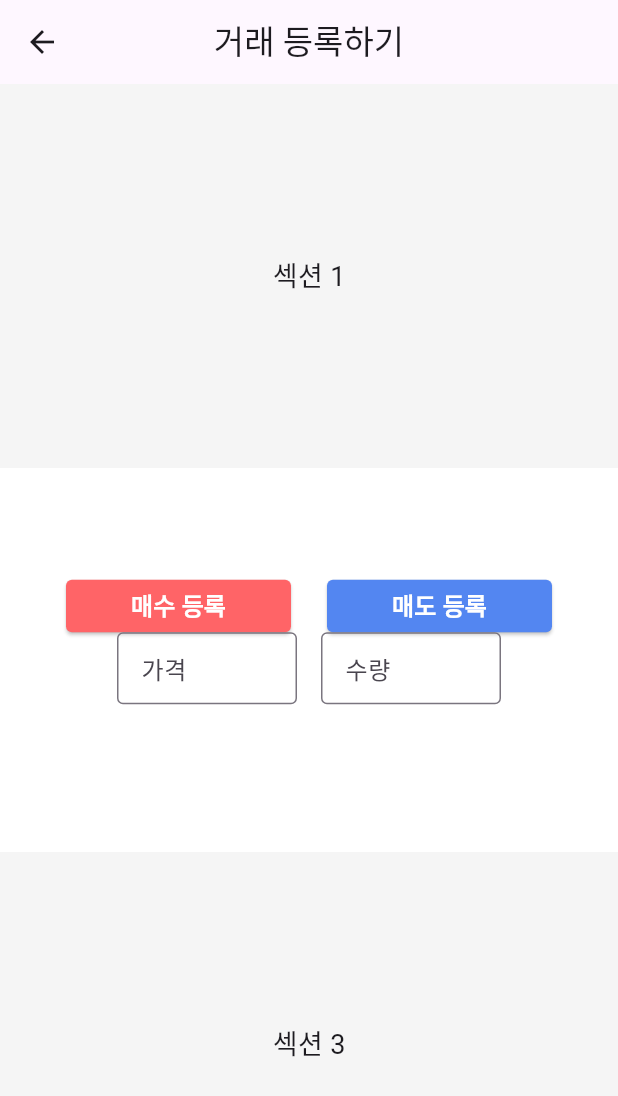
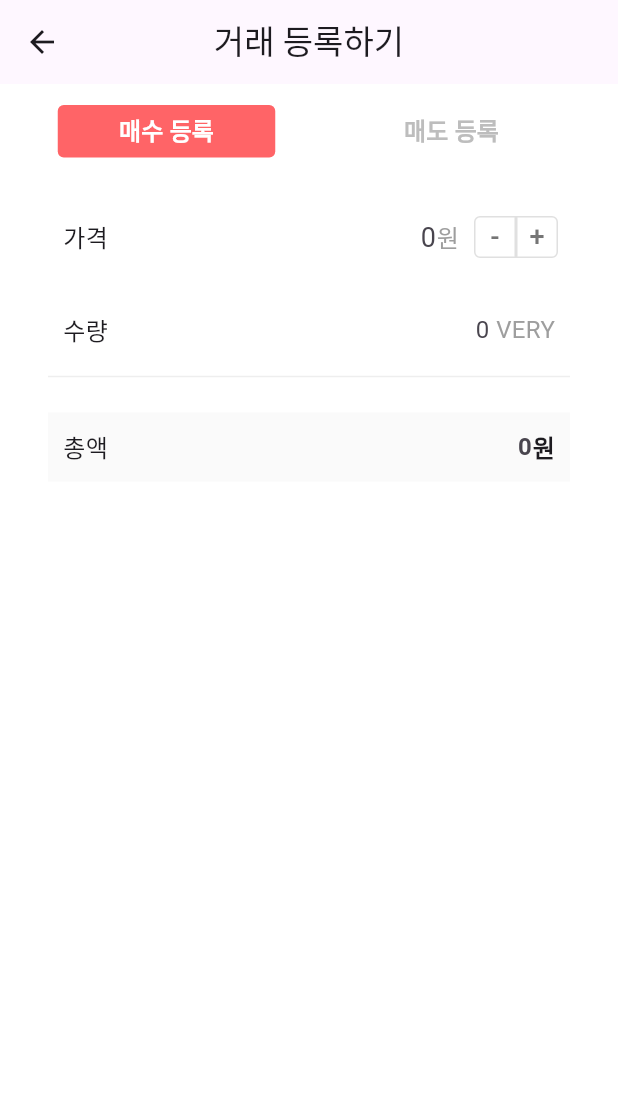
Before and after one commit to verychain/flutter, a Flutter app: the CreateOfferPage screen opened directly, on a phone screen of 412 x 824 dp. Shown: the top 1096 px of the screen. Run offline on Flutter 3.47's test engine with Material 3 defaults, Android fonts, the phone set to English and light mode, and no system bars; our stand-ins replace flutter_dotenv, flutter_svg, lottie, shared_preferences; missing offline and left inert: wepin_flutter_login_lib, wepin_flutter_widget_sdk; accounts and stored records are empty; Roboto replaces fonts that are missing (Pretendard); project files that could hold a hidden picture were left out.

Commit message:
feat: offer amount box for selling

```diff
--- a/lib/view/pages/create_offer_page.dart
+++ b/lib/view/pages/create_offer_page.dart
@@ -1,8 +1,66 @@
 import 'package:demo_flutter/data/constants.dart';
+import 'package:demo_flutter/view/widgets/offer_amount_box.dart';
 import 'package:flutter/material.dart';
 
-class CreateOfferPage extends StatelessWidget {
+class CreateOfferPage extends StatefulWidget {
   const CreateOfferPage({super.key});
+
+  @override
+  State<CreateOfferPage> createState() => _CreateOfferPageState();
+}
+
+class _CreateOfferPageState extends State<CreateOfferPage> {
+  final priceController = TextEditingController();
+  final quantityController = TextEditingController();
+  final totalController = TextEditingController();
+
+  bool isEditingTotal = false;
+  bool isBuySelected = true; // ← 추가
+
+  @override
+  void initState() {
+    super.initState();
+
+    priceController.addListener(_onPriceOrQuantityChanged);
+    quantityController.addListener(_onPriceOrQuantityChanged);
+    totalController.addListener(_onTotalChanged);
+  }
+
+  void _onPriceOrQuantityChanged() {
+    if (isEditingTotal) return;
+    final price = double.tryParse(priceController.text) ?? 0;
+    final quantity = double.tryParse(quantityController.text) ?? 0;
+    final total = price * quantity;
+    totalController.text = total == 0
+        ? ''
+        : total.round().toString(); // 총액은 반올림해서 정수로 표기
+  }
+
+  void _onTotalChanged() {
+    isEditingTotal = true;
+    final total = int.tryParse(totalController.text) ?? 0; // 총액은 정수로 처리
+    final price = double.tryParse(priceController.text) ?? 0;
+    final quantity = double.tryParse(quantityController.text) ?? 0;
+
+    if (price > 0) {
+      final newQuantity = total / price;
+      quantityController.text = newQuantity == 0
+          ? ''
+          : newQuantity.toStringAsFixed(1);
+    } else if (quantity > 0) {
+      final newPrice = total / quantity;
+      priceController.text = newPrice == 0 ? '' : newPrice.toStringAsFixed(1);
+    }
+    isEditingTotal = false;
+  }
+
+  @override
+  void dispose() {
+    priceController.dispose();
+    quantityController.dispose();
+    totalController.dispose();
+    super.dispose();
+  }
 
   @override
   Widget build(BuildContext context) {
@@ -12,115 +70,120 @@ class CreateOfferPage extends StatelessWidget {
         children: [
           Expanded(
             child: Container(
-              color: Colors.grey.shade100,
-              child: Center(
-                child: Text('섹션 1', style: TextStyle(fontSize: 18.0)),
+              color: Colors.white,
+              child: Padding(
+                padding: const EdgeInsets.symmetric(
+                  horizontal: 16.0,
+                  vertical: 8.0,
                 ),
-            ),
-          ),
-          Expanded(
-            child: Container(
-              color: Colors.white,
-              child: Center(
                 child: Column(
                   mainAxisSize: MainAxisSize.min,
                   children: [
                     Row(
-                      mainAxisAlignment: MainAxisAlignment.center,
-
+                      mainAxisAlignment: MainAxisAlignment.spaceAround,
+                      crossAxisAlignment: CrossAxisAlignment.start,
                       children: [
-                        SizedBox(
-                          width: 150,
+                        Padding(
+                          padding: const EdgeInsets.symmetric(vertical: 6.0),
+                          child: SizedBox(
+                            width: 145,
                             height: 35,
                             child: ElevatedButton(
                               style: ElevatedButton.styleFrom(
                                 shape: RoundedRectangleBorder(
                                   borderRadius: BorderRadius.circular(4.0),
                                 ),
-                              backgroundColor: AppColors.buyColor,
+                                backgroundColor: isBuySelected
+                                    ? AppColors.buyColor
+                                    : Colors.white,
+                                elevation: 0,
+
                                 padding: EdgeInsets.symmetric(
                                   horizontal: 24,
-                                vertical: 4, // padding: 4px 24px
+                                  vertical: 4,
                                 ),
                               ),
-                            onPressed: () {},
+                              onPressed: () {
+                                setState(() {
+                                  isBuySelected = true;
+                                });
+                              },
                               child: Text(
                                 '매수 등록',
                                 style: TextStyle(
                                   fontSize: 16.0,
                                   fontWeight: FontWeight.bold,
-                                color: Colors.white,
+                                  color: isBuySelected
+                                      ? Colors.white
+                                      : Colors.grey.shade400,
                                 ),
                               ),
                             ),
                           ),
-                        SizedBox(width: 24),
-                        SizedBox(
-                          width: 150,
+                        ),
+                        Padding(
+                          padding: const EdgeInsets.symmetric(vertical: 6.0),
+                          child: SizedBox(
+                            width: 145,
                             height: 35,
                             child: ElevatedButton(
                               style: ElevatedButton.styleFrom(
                                 shape: RoundedRectangleBorder(
                                   borderRadius: BorderRadius.circular(4.0),
                                 ),
-                              backgroundColor: AppColors.sellColor,
+                                backgroundColor: !isBuySelected
+                                    ? AppColors.sellColor
+                                    : Colors.white,
+                                elevation: 0,
+
                                 padding: EdgeInsets.symmetric(
                                   horizontal: 24,
-                                vertical: 4, // padding: 4px 24px
+                                  vertical: 4,
                                 ),
                               ),
-                            onPressed: () {},
+                              onPressed: () {
+                                setState(() {
+                                  isBuySelected = false;
+                                });
+                              },
                               child: Text(
                                 '매도 등록',
                                 style: TextStyle(
                                   fontSize: 16.0,
                                   fontWeight: FontWeight.bold,
-                                color: Colors.white,
+                                  color: !isBuySelected
+                                      ? Colors.white
+                                      : Colors.grey.shade400,
+                                ),
                               ),
                             ),
                           ),
                         ),
                       ],
                     ),
-                    Row(
-                      mainAxisAlignment: MainAxisAlignment.center,
-                      children: [
-                        SizedBox(
-                          width: 120,
-                          child: TextField(
-                            decoration: InputDecoration(
-                              labelText: '가격',
-                              border: OutlineInputBorder(),
-                              isDense: true,
-                            ),
-                            keyboardType: TextInputType.number,
-                          ),
-                        ),
-                        SizedBox(width: 16),
-                        SizedBox(
-                          width: 120,
-                          child: TextField(
-                            decoration: InputDecoration(
-                              labelText: '수량',
-                              border: OutlineInputBorder(),
-                              isDense: true,
-                            ),
-                            keyboardType: TextInputType.number,
-                          ),
+                    SizedBox(height: 24),
+                    OfferAmountBox(
+                      priceController: priceController,
+                      quantityController: quantityController,
+                      totalController: totalController,
+                      onPriceMinus: () {
+                        final price =
+                            double.tryParse(priceController.text) ?? 0.0;
+                        final newPrice = (price - 0.1).clamp(
+                          0,
+                          double.infinity,
+                        );
+                        priceController.text = newPrice.toStringAsFixed(1);
+                      },
+                      onPricePlus: () {
+                        final price =
+                            double.tryParse(priceController.text) ?? 0.0;
+                        final newPrice = price + 0.1;
+                        priceController.text = newPrice.toStringAsFixed(1);
+                      },
                     ),
                   ],
                 ),
-                    SizedBox(height: 24),
-                  ],
-                ),
-              ),
-            ),
-          ),
-          Expanded(
-            child: Container(
-              color: Colors.grey.shade100,
-              child: Center(
-                child: Text('섹션 3', style: TextStyle(fontSize: 18.0)),
               ),
             ),
           ),
--- /dev/null
+++ b/lib/view/widgets/offer_amount_box.dart
@@ -0,0 +1,225 @@
+import 'package:flutter/material.dart';
+import 'package:flutter/services.dart';
+
+class OfferAmountBox extends StatelessWidget {
+  final TextEditingController priceController;
+  final TextEditingController quantityController;
+  final TextEditingController totalController;
+  final VoidCallback onPriceMinus;
+  final VoidCallback onPricePlus;
+
+  const OfferAmountBox({
+    super.key,
+    required this.priceController,
+    required this.quantityController,
+    required this.totalController,
+    required this.onPriceMinus,
+    required this.onPricePlus,
+  });
+
+  @override
+  Widget build(BuildContext context) {
+    return Padding(
+      padding: const EdgeInsets.only(left: 16.0, right: 16.0, bottom: 56.0),
+      child: Column(
+        children: [
+          Row(
+            mainAxisAlignment: MainAxisAlignment.spaceBetween,
+            children: [
+              Padding(
+                padding: EdgeInsets.only(left: 10),
+                child: Text('가격', style: TextStyle(fontSize: 16)),
+              ),
+              Container(
+                height: 46,
+                padding: EdgeInsets.symmetric(horizontal: 8),
+                child: Row(
+                  children: [
+                    SizedBox(
+                      width: 80,
+                      child: TextField(
+                        controller: priceController,
+                        keyboardType: TextInputType.number,
+                        inputFormatters: [
+                          FilteringTextInputFormatter.digitsOnly,
+                        ],
+                        style: TextStyle(fontSize: 18),
+                        textAlign: TextAlign.right,
+                        decoration: InputDecoration(
+                          isDense: true,
+                          contentPadding: EdgeInsets.zero,
+                          border: InputBorder.none,
+                          hintText: '0',
+                        ),
+                      ),
+                    ),
+                    Text(
+                      '원',
+                      style: TextStyle(
+                        fontSize: 16,
+                        color: Colors.grey.shade500,
+                      ),
+                    ),
+                    SizedBox(width: 10),
+                    SizedBox(
+                      width: 28,
+                      height: 28,
+                      child: OutlinedButton(
+                        style: OutlinedButton.styleFrom(
+                          backgroundColor: Colors.white,
+                          side: BorderSide(
+                            color: Colors.grey.shade300,
+                            width: 1,
+                            style: BorderStyle.solid,
+                          ),
+                          padding: EdgeInsets.zero,
+                          shape: RoundedRectangleBorder(
+                            borderRadius: BorderRadius.only(
+                              bottomLeft: Radius.circular(4),
+                              topLeft: Radius.circular(4),
+                            ),
+                          ),
+                        ),
+                        onPressed: onPriceMinus,
+                        child: Text(
+                          '-',
+                          style: TextStyle(
+                            fontSize: 18,
+                            color: Colors.grey.shade600,
+                          ),
+                        ),
+                      ),
+                    ),
+                    SizedBox(
+                      width: 28,
+                      height: 28,
+                      child: OutlinedButton(
+                        style: OutlinedButton.styleFrom(
+                          backgroundColor: Colors.white,
+                          side: BorderSide(color: Colors.grey.shade300),
+                          padding: EdgeInsets.zero,
+                          shape: RoundedRectangleBorder(
+                            borderRadius: BorderRadius.only(
+                              bottomRight: Radius.circular(4),
+                              topRight: Radius.circular(4),
+                            ),
+                          ),
+                        ),
+                        onPressed: onPricePlus,
+                        child: Text(
+                          '+',
+                          style: TextStyle(
+                            fontSize: 18,
+                            color: Colors.grey.shade600,
+                          ),
+                        ),
+                      ),
+                    ),
+                  ],
+                ),
+              ),
+            ],
+          ),
+          SizedBox(height: 16),
+          Row(
+            mainAxisAlignment: MainAxisAlignment.spaceBetween,
+            children: [
+              Padding(
+                padding: EdgeInsets.only(left: 10),
+                child: Text("수량", style: TextStyle(fontSize: 16)),
+              ),
+              Padding(
+                padding: EdgeInsets.only(right: 10),
+                child: SizedBox(
+                  height: 46,
+                  child: Row(
+                    children: [
+                      SizedBox(
+                        width: 80,
+                        child: TextField(
+                          controller: quantityController,
+                          keyboardType: TextInputType.number,
+                          inputFormatters: [
+                            FilteringTextInputFormatter.digitsOnly,
+                          ],
+                          style: TextStyle(fontSize: 16),
+                          textAlign: TextAlign.right,
+                          decoration: InputDecoration(
+                            isDense: true,
+                            contentPadding: EdgeInsets.zero,
+                            border: InputBorder.none,
+                            hintText: '0',
+                          ),
+                        ),
+                      ),
+                      SizedBox(width: 4),
+                      Text(
+                        'VERY',
+                        style: TextStyle(
+                          fontSize: 16,
+                          color: Colors.grey.shade500,
+                        ),
+                      ),
+                    ],
+                  ),
+                ),
+              ),
+            ],
+          ),
+          Divider(color: Colors.grey.shade200),
+          SizedBox(height: 16),
+          SizedBox(
+            height: 46,
+            child: Container(
+              color: Colors.grey.shade50,
+              child: Row(
+                children: [
+                  Padding(
+                    padding: EdgeInsets.only(left: 10),
+                    child: Text(
+                      '총액',
+                      style: TextStyle(
+                        fontSize: 16,
+                        fontWeight: FontWeight.w500,
+                      ),
+                    ),
+                  ),
+                  Spacer(),
+                  SizedBox(
+                    width: 80,
+                    child: TextField(
+                      controller: totalController,
+                      keyboardType: TextInputType.number,
+                      inputFormatters: [FilteringTextInputFormatter.digitsOnly],
+                      style: TextStyle(
+                        fontSize: 16,
+                        fontWeight: FontWeight.bold,
+                      ),
+                      textAlign: TextAlign.right,
+                      decoration: InputDecoration(
+                        isDense: true,
+                        contentPadding: EdgeInsets.zero,
+                        border: InputBorder.none,
+                        hintText: '0',
+                      ),
+                    ),
+                  ),
+                  Padding(
+                    padding: EdgeInsets.only(right: 10.0),
+                    child: Text(
+                      '원',
+                      style: TextStyle(
+                        fontSize: 16,
+                        fontWeight: FontWeight.bold,
+                      ),
+                    ),
+                  ),
+                ],
+              ),
+            ),
+          ),
+        ],
+      ),
+    );
+  }
+}
```
Lines whose indentation alone changed are shown as unchanged.
